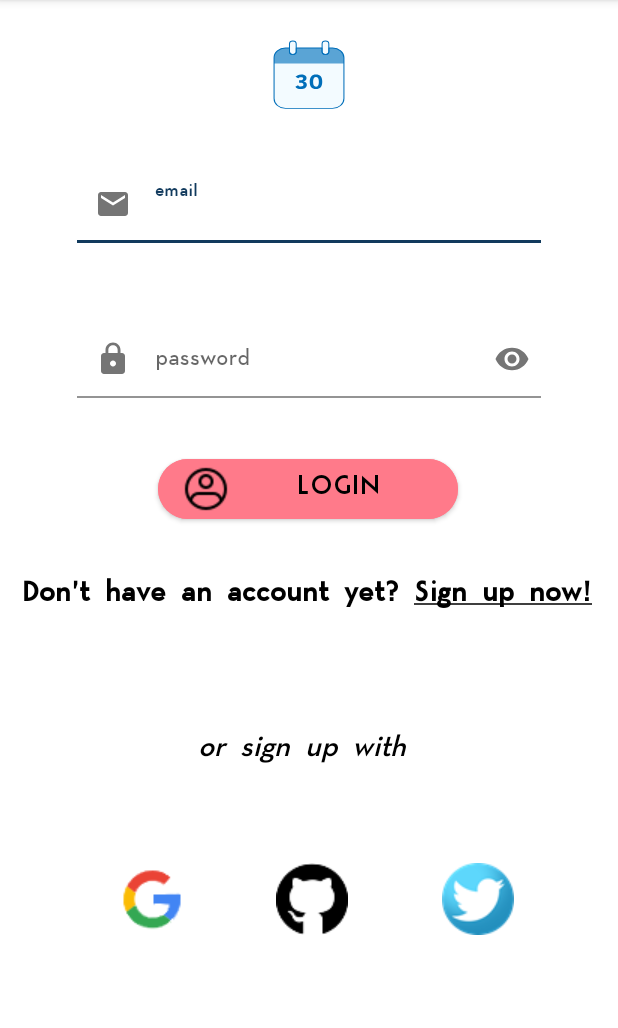
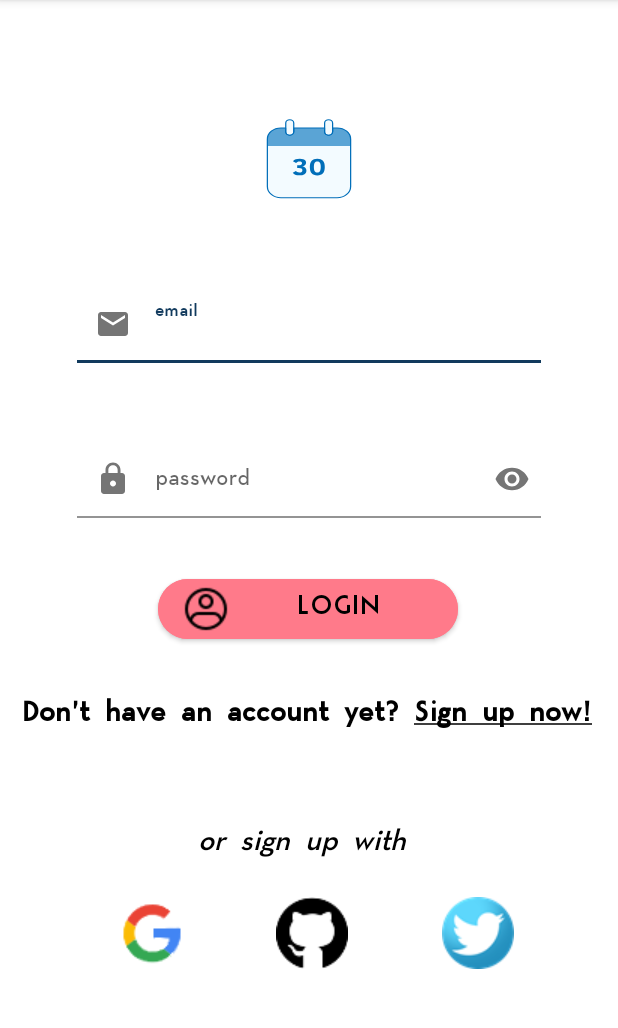
Before and after one commit to PIJ-Group/Proyecto_Fin_De_Ciclo, an Android app: the screen it shows after launch (Login), on a phone screen of 412 x 824 dp, the part 84-1112 px from its top. Run offline under Robolectric (Android 15) with nearby library versions, the phone set to English and light mode, and no system bars; our stand-ins replace Firebase (no records; nobody signed in at launch, a user with empty details on screens opened directly).

Commit message:
Cambios en la estética del login

```diff
--- a/app/src/main/res/layout/activity_login.xml
+++ b/app/src/main/res/layout/activity_login.xml
@@ -13,9 +13,9 @@
 
         <com.airbnb.lottie.LottieAnimationView
             android:id="@+id/lottieAnimationView"
-            android:layout_width="229dp"
-            android:layout_height="198dp"
-            android:layout_marginBottom="64dp"
+            android:layout_width="273dp"
+            android:layout_height="229dp"
+            android:layout_marginBottom="72dp"
             android:scaleType="fitXY"
             app:layout_constraintBottom_toTopOf="@+id/layoutPass"
             app:layout_constraintEnd_toEndOf="parent"
@@ -28,7 +28,7 @@
             android:id="@+id/mailLayout"
             android:layout_width="309dp"
             android:layout_height="50dp"
-            android:layout_marginTop="112dp"
+            android:layout_marginTop="192dp"
             app:layout_constraintEnd_toEndOf="parent"
             app:layout_constraintStart_toStartOf="parent"
             app:layout_constraintTop_toTopOf="parent"
@@ -116,7 +116,7 @@
             android:id="@+id/signUpWith"
             android:layout_width="wrap_content"
             android:layout_height="wrap_content"
-            android:layout_marginTop="81dp"
+            android:layout_marginTop="64dp"
             android:fontFamily="@font/modern"
             android:text="@string/signUp_With"
             android:textColor="@color/black"
@@ -132,7 +132,7 @@
             android:id="@+id/googleButton"
             android:layout_width="82dp"
             android:layout_height="68dp"
-            android:layout_marginTop="56dp"
+            android:layout_marginTop="16dp"
             android:background="#00FFFFFF"
             android:contentDescription="@string/info_google"
             android:drawableLeft="@drawable/google"
@@ -150,7 +150,7 @@
             android:id="@+id/githubButton"
             android:layout_width="82dp"
             android:layout_height="68dp"
-            android:layout_marginTop="56dp"
+            android:layout_marginTop="16dp"
             android:background="#00FFFFFF"
             android:contentDescription="@string/info_github"
             android:drawableLeft="@drawable/icon_github_login"
@@ -168,7 +168,7 @@
             android:id="@+id/twitterButton"
             android:layout_width="82dp"
             android:layout_height="68dp"
-            android:layout_marginTop="56dp"
+            android:layout_marginTop="16dp"
             android:background="#00FFFFFF"
             android:contentDescription="@string/info_twitter"
             android:drawableLeft="@drawable/twitter"
```
